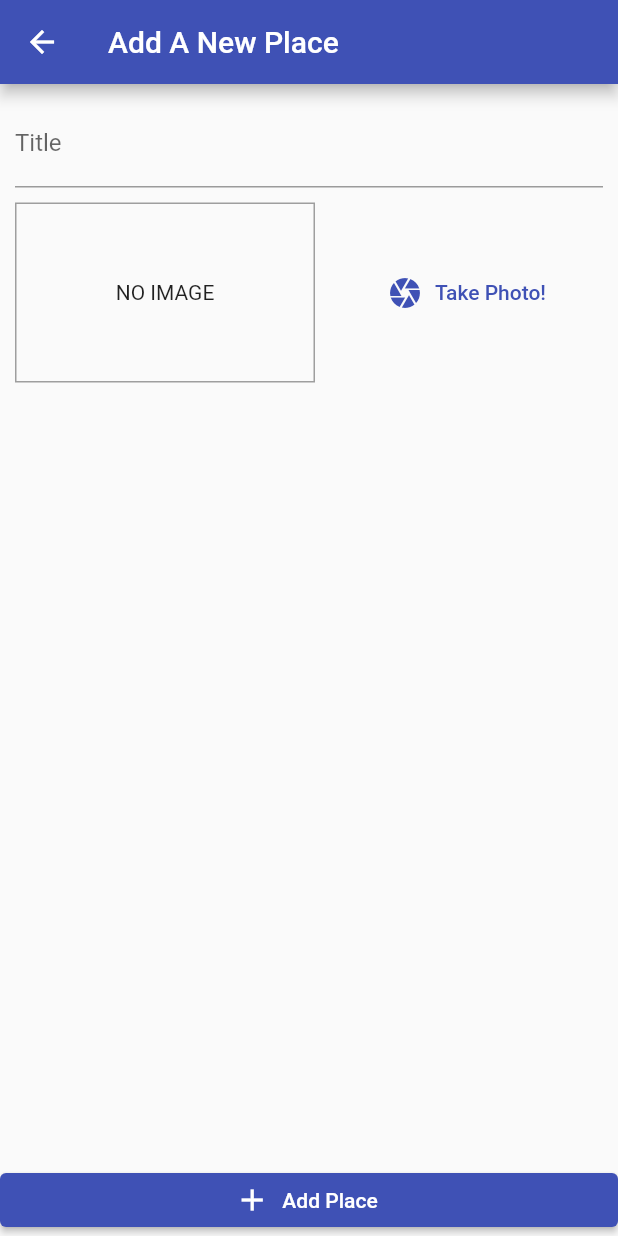
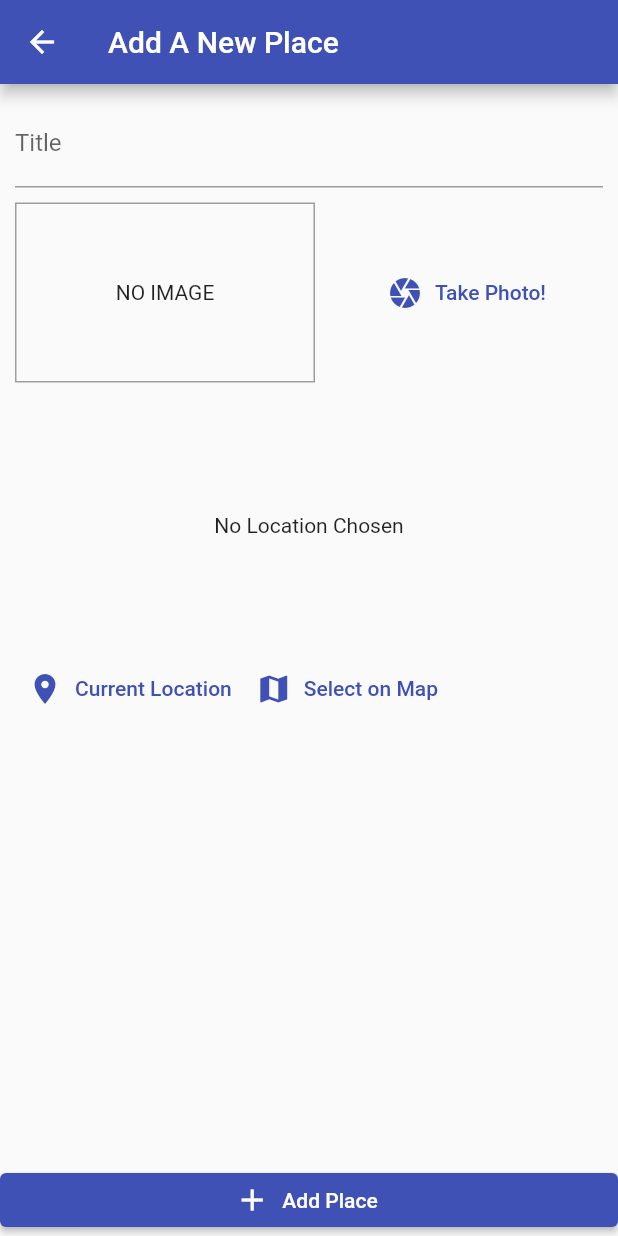
Before and after one commit to donna6355/flutterstudy, a Flutter app: the AddPlace screen opened by its route, on a phone screen of 412 x 824 dp. Run offline on Flutter 3.47's test engine with Material 2 defaults, Android fonts, the phone set to English and light mode, and no system bars; our stand-ins replace image_picker, location, sqflite; accounts and stored records are empty.

Commit message:
add location input draft

```diff
--- a/native_practice/lib/screens/add_place.dart
+++ b/native_practice/lib/screens/add_place.dart
@@ -2,6 +2,7 @@ import 'package:flutter/material.dart';
 import 'package:provider/provider.dart';
 import '../providers/great_places.dart';
 import './input_img.dart';
+import './input_location.dart';
 import 'dart:io';
 
 class AddPlace extends StatefulWidget {
@@ -44,6 +45,8 @@ class _AddPlaceState extends State<AddPlace> {
                       ),
                       SizedBox(height: 10),
                       InputImg(selectedPic),
+                      SizedBox(height: 10),
+                      InputLocation(),
                     ],
                   ),
                 ),
--- /dev/null
+++ b/native_practice/lib/screens/input_location.dart
@@ -0,0 +1,47 @@
+import 'package:location/location.dart';
+import 'package:flutter/material.dart';
+
+class InputLocation extends StatefulWidget {
+  @override
+  _InputLocationState createState() => _InputLocationState();
+}
+
+class _InputLocationState extends State<InputLocation> {
+  String? _previewImgUrl;
+  @override
+  Widget build(BuildContext context) {
+    return Column(
+      children: [
+        Container(
+          height: 170,
+          width: double.infinity,
+          alignment: Alignment.center,
+          child: _previewImgUrl == null
+              ? Text(
+                  'No Location Chosen',
+                  textAlign: TextAlign.center,
+                )
+              : Image.network(
+                  _previewImgUrl!,
+                  fit: BoxFit.cover,
+                  width: double.infinity,
+                ),
+        ),
+        Row(
+          children: [
+            TextButton.icon(
+              onPressed: () {},
+              icon: Icon(Icons.location_on),
+              label: Text('Current Location'),
+            ),
+            TextButton.icon(
+              onPressed: () {},
+              icon: Icon(Icons.map),
+              label: Text('Select on Map'),
+            ),
+          ],
+        )
+      ],
+    );
+  }
+}
--- a/native_practice/pubspec.yaml
+++ b/native_practice/pubspec.yaml
@@ -33,6 +33,7 @@ dependencies:
   path_provider: ^2.0.4
   path: ^1.8.0
   sqflite: ^2.0.0+4
+  location: ^4.3.0
 
 dev_dependencies:
   flutter_test:
```
Also changed, not shown: native_practice/pubspec.lock.
